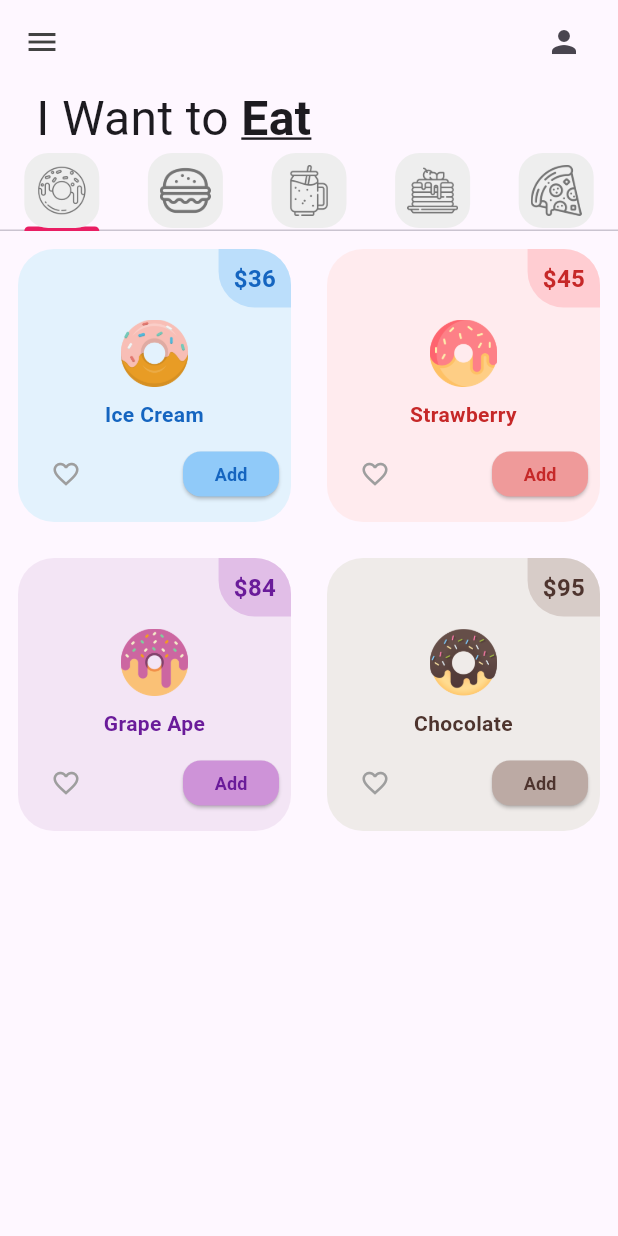
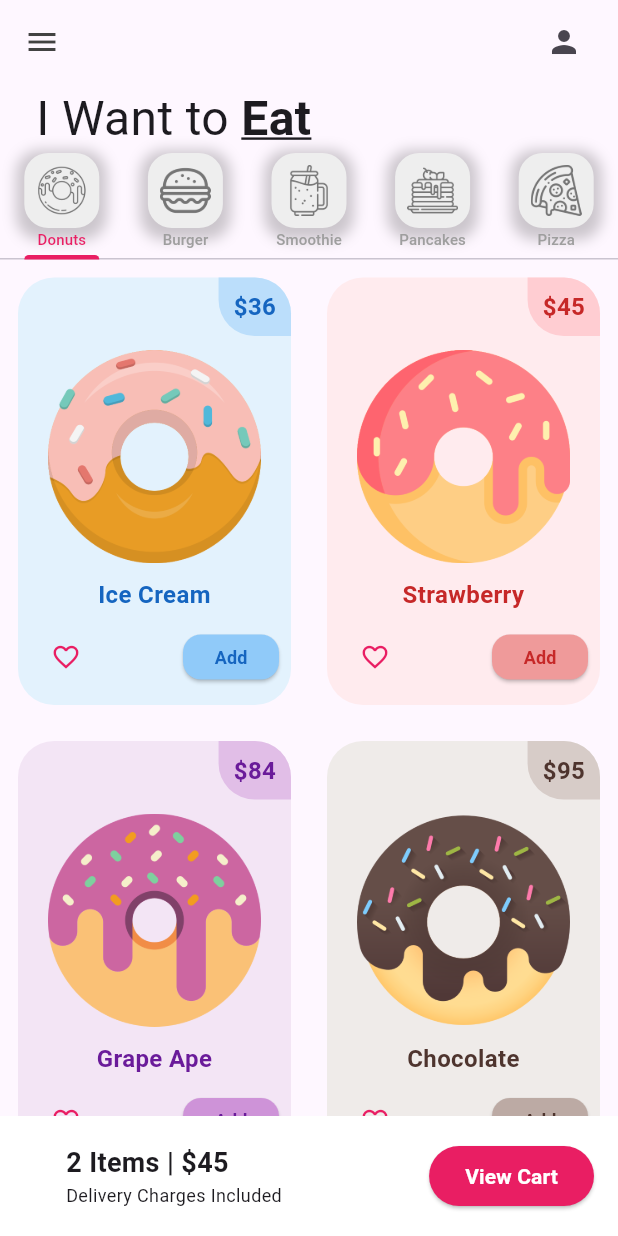
Before and after one commit to ElenaCV12/donut_app_8sc, a Flutter app: the screen it shows after launch, on a phone screen of 412 x 824 dp. Run offline on Flutter 3.47's test engine with Material 3 defaults, Android fonts, the light colour scheme and no system bars.

Commit message:
UI Finished

```diff
--- a/lib/pages/home_page.dart
+++ b/lib/pages/home_page.dart
@@ -18,15 +18,15 @@
 
   List<Widget> myTabs = [
     //donut tab
-    const MyTab(iconPath: 'lib/icons/donut.png'),
+    const MyTab(iconPath: 'lib/icons/donut.png', tabName: 'Donuts'),
     //burger tab
-     const MyTab(iconPath: 'lib/icons/burger.png'),
+     const MyTab(iconPath: 'lib/icons/burger.png', tabName: 'Burger'),
     //smoothie tab
-     const MyTab(iconPath: 'lib/icons/smoothie.png'),
+     const MyTab(iconPath: 'lib/icons/smoothie.png', tabName: 'Smoothie'),
     //pancakes tab
-     const MyTab(iconPath: 'lib/icons/pancakes.png'),
+     const MyTab(iconPath: 'lib/icons/pancakes.png', tabName: 'Pancakes'),
     //pizza tab
-     const MyTab(iconPath: 'lib/icons/pizza.png'),
+     const MyTab(iconPath: 'lib/icons/pizza.png', tabName: 'Pizza'),
   ]; //lista de tipo widget
 
   @override
@@ -51,7 +51,9 @@
               ),
             ),
             //Tab Bar para un menu de elementos
-            TabBar(tabs: myTabs),
+            TabBar(tabs: myTabs,
+            labelColor: Colors.pink,
+            unselectedLabelColor: Colors.grey,), //color del texto seleccionado
             //Tab Bar view
             Expanded(child:
             TabBarView(
@@ -65,6 +67,38 @@
               )),
 
             //carrito
+            Container(
+              color: Colors.white,
+              padding: const EdgeInsets.all(16),
+              child: Row(
+              mainAxisAlignment: MainAxisAlignment.spaceBetween,
+              children: [
+                const Padding(padding: EdgeInsets.only(left: 28),
+                child: Column (
+                  //Alineado a la izquierda
+                  crossAxisAlignment: CrossAxisAlignment.start,
+                  children: [
+                    Text("2 Items | \$45",
+                    style: TextStyle(
+                      fontSize: 18,
+                      fontWeight: FontWeight.bold,
+                    ),),
+                    Text('Delivery Charges Included',
+                    style: TextStyle(fontSize: 12),)
+                  ],
+                ),),
+                ElevatedButton(onPressed: (){},
+                style: ElevatedButton.styleFrom(
+                  backgroundColor: Colors.pink
+                ),
+                 child: const Text("View Cart",
+                 style: TextStyle(
+                  color: Colors.white,
+                  fontWeight: FontWeight.bold,
+                 ),))
+              ],
+              ),
+            )
           ],
         ),
       ),
--- a/lib/tabs/burger_tab.dart
+++ b/lib/tabs/burger_tab.dart
@@ -1,6 +1,7 @@
 import 'package:flutter/material.dart';
 
 class BurgerTab extends StatelessWidget {
+
   const BurgerTab({super.key});
 
   @override
--- a/lib/tabs/donut_tab.dart
+++ b/lib/tabs/donut_tab.dart
@@ -20,7 +20,7 @@
       //Como se va a distribuir
       gridDelegate:
       const SliverGridDelegateWithFixedCrossAxisCount(
-        crossAxisCount: 2),
+        crossAxisCount: 2, childAspectRatio: 1/1.5),
         //que elementos tendrá
       itemBuilder: (context, index){
         return DonutTile (
--- a/lib/utils/donut_tile.dart
+++ b/lib/utils/donut_tile.dart
@@ -66,7 +66,7 @@
               child: Text(
                 donutFlavor,
                 style: TextStyle(
-                  fontSize: 14, // Reducido de 16 a 14
+                  fontSize: 16,
                   fontWeight: FontWeight.bold,
                   color: donutColor[800],
                 ),
@@ -87,8 +87,8 @@
                     padding: EdgeInsets.zero,
                     icon: const Icon(
                       Icons.favorite_border,
-                      color: Colors.grey,
-                      size: 20, // Reducido el tamaño del ícono
+                      color: Colors.pink,
+                      size: 20,
                     ),
                     onPressed: () {},
                   ),
@@ -109,7 +109,7 @@
                         'Add',
                         style: TextStyle(
                           fontWeight: FontWeight.bold,
-                          fontSize: 12, // Reducido el tamaño de la fuente
+                          fontSize: 12,
                         ),
                     ),
                   ),
--- a/lib/utils/my_tab.dart
+++ b/lib/utils/my_tab.dart
@@ -3,21 +3,37 @@
 class MyTab extends StatelessWidget {
   //ruta del archivo del icono
   final String iconPath;
-  const MyTab({super.key, required this.iconPath});
+  final String tabName;
+  const MyTab({super.key, required this.iconPath, required this.tabName});
 
   @override
   Widget build(BuildContext context) {
-    return Tab(
+    return Column(
+      children: [
+     Tab(
       height: 50,
       child: Container(
         padding: const EdgeInsets.all(8),
         decoration: BoxDecoration(
           borderRadius: BorderRadius.circular(16),
           color: Colors.grey[200],
+          boxShadow: [
+                BoxShadow(
+                  color: Colors.black.withOpacity(0.2),
+                  spreadRadius: 5,
+                  blurRadius: 7,
+                  offset: Offset(0, 3), // Cambia la posición de la sombra
+                ),
+              ],
         ),
         child: Image.asset(iconPath,
         color: Colors.grey[600],),
-      )
+      ),
+     ),
+     Text(tabName,
+     style: const TextStyle(fontSize: 10),),
+     const SizedBox(height: 5,)
+      ],
     );
   }
 }
```
